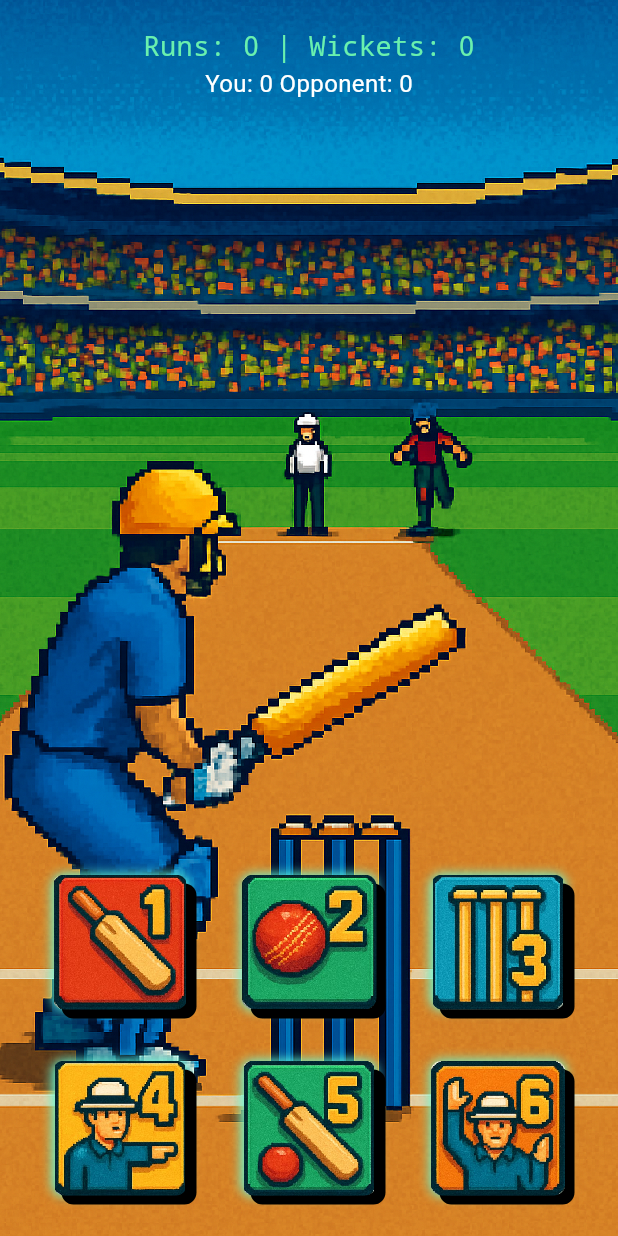
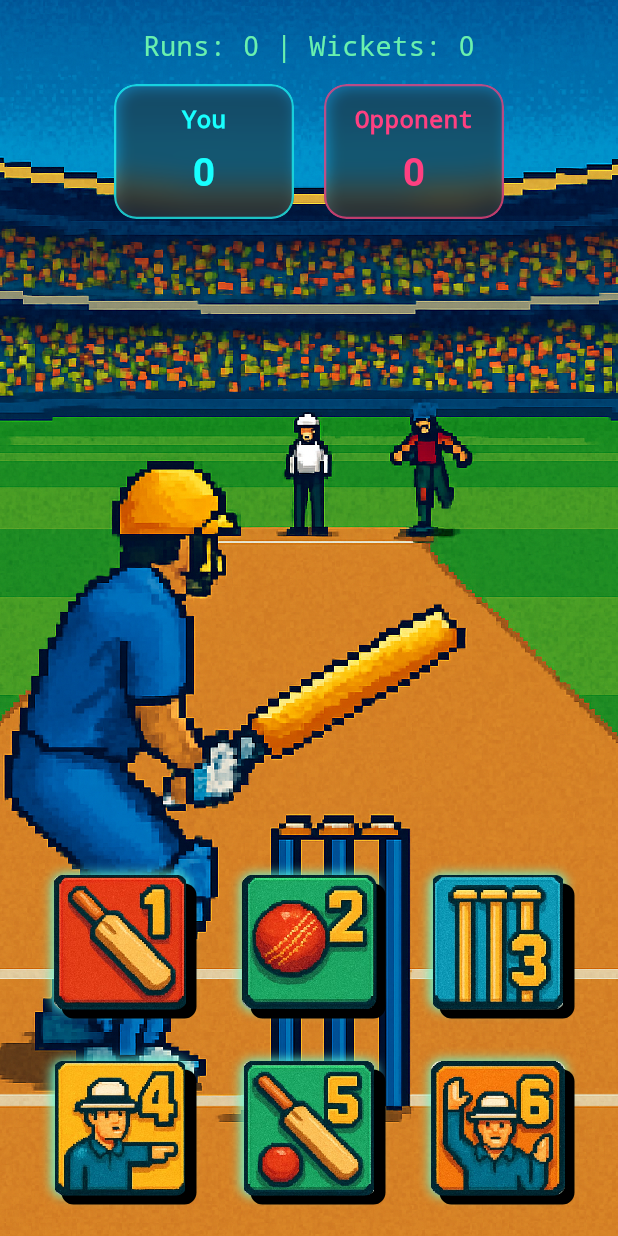
Before and after one commit to PR0D-G/Retro_Cricket, a Flutter app: the GameScreen screen opened directly, on a phone screen of 412 x 824 dp. Run offline on Flutter 3.47's test engine with Material 3 defaults, Android fonts, the light colour scheme and no system bars.

Commit message:
day_5 progress

```diff
--- a/lib/widget/align.dart
+++ b/lib/widget/align.dart
@@ -1,10 +1,9 @@
 import 'package:flutter/material.dart';
 import 'package:flutter/foundation.dart' show kIsWeb;
 import 'dart:io' show Platform;
-import 'dart:math' as math;
+import 'dart:ui';
 
 class GameAlignments {
-  // ✅ Check platform
   static bool get isDesktopOrWeb {
     if (kIsWeb) return true;
     try {
@@ -14,7 +13,6 @@ class GameAlignments {
     }
   }
 
-  // ✅ Background (with proper BoxFit logic)
   static Widget background(bool playerBatting) {
     return Image.asset(
       playerBatting ? "assets/batsman_end.png" : "assets/bowler_end.png",
@@ -25,9 +23,6 @@ class GameAlignments {
     );
   }
 
-  // ✅ Player sprite overlay
-
-  // ✅ Top status texts
   static Widget topTexts({
     required bool playerBatting,
     required int runs,
@@ -45,15 +40,72 @@ class GameAlignments {
             fontFamily: "monospace",
           ),
         ),
-        Text(
-          "You: $playerChoice Opponent: $opponentChoice",
-          style: const TextStyle(fontSize: 16, color: Colors.white),
+        const SizedBox(height: 12),
+
+        // 🔹 Glassmorphic squares
+        Row(
+          mainAxisAlignment: MainAxisAlignment.center,
+          children: [
+            _glassBox("You", playerChoice, Colors.cyanAccent),
+            const SizedBox(width: 20),
+            _glassBox("Opponent", opponentChoice, Colors.pinkAccent),
+          ],
         ),
       ],
     );
   }
 
-  // ✅ Action buttons (desktop vs mobile layout preserved)
+  static Widget _glassBox(String title, int choice, Color borderColor) {
+    return ClipRRect(
+      borderRadius: BorderRadius.circular(15),
+      child: BackdropFilter(
+        filter: ImageFilter.blur(sigmaX: 10, sigmaY: 10),
+        child: Container(
+          width: 120,
+          height: 90,
+          decoration: BoxDecoration(
+            color: Colors.white.withValues(alpha: 0.08),
+            borderRadius: BorderRadius.circular(15),
+            border: Border.all(
+              color: borderColor.withValues(alpha: 0.7),
+              width: 1.5,
+            ),
+            boxShadow: [
+              BoxShadow(
+                color: Colors.black.withValues(alpha: 0.5),
+                blurRadius: 8,
+                offset: const Offset(2, 2),
+              ),
+            ],
+          ),
+          child: Column(
+            mainAxisAlignment: MainAxisAlignment.center,
+            children: [
+              Text(
+                title,
+                style: TextStyle(
+                  fontSize: 16,
+                  color: borderColor, // ✅ same as box color
+                  fontWeight: FontWeight.bold, // ✅ bold text
+                  fontFamily: "monospace",
+                ),
+              ),
+              const SizedBox(height: 6),
+              Text(
+                "$choice",
+                style: TextStyle(
+                  fontSize: 26,
+                  color: borderColor,
+                  fontWeight: FontWeight.bold,
+                ),
+              ),
+            ],
+          ),
+        ),
+      ),
+    );
+  }
+
   static Widget actionButtons({
     required Function(int) playTurn,
   }) {
@@ -162,7 +214,6 @@ class GameAlignments {
   }
 }
 
-// ✅ SpriteButton moved here
 class SpriteButton extends StatefulWidget {
   final int index;
   final VoidCallback onTap;
@@ -179,24 +230,53 @@ class SpriteButton extends StatefulWidget {
   State<SpriteButton> createState() => _SpriteButtonState();
 }
 
-class _SpriteButtonState extends State<SpriteButton> {
-  bool _pressed = false;
+class _SpriteButtonState extends State<SpriteButton>
+    with SingleTickerProviderStateMixin {
+  late final AnimationController _controller;
+  late final Animation<double> _offsetAnimation;
+
+  @override
+  void initState() {
+    super.initState();
+    _controller = AnimationController(
+      vsync: this,
+      duration: const Duration(milliseconds: 80),
+      reverseDuration: const Duration(milliseconds: 120),
+    );
+
+    _offsetAnimation = Tween<double>(begin: 0, end: 4).animate(
+      CurvedAnimation(parent: _controller, curve: Curves.easeOut),
+    );
+  }
+
+  void _handleTap() {
+    if (mounted) {
+      _controller.forward(from: 0).then((_) {
+        if (mounted) _controller.reverse();
+      });
+    }
+    widget.onTap();
+  }
+
+  @override
+  void dispose() {
+    _controller.dispose();
+    super.dispose();
+  }
 
   @override
   Widget build(BuildContext context) {
     return GestureDetector(
-      onTapDown: (_) => setState(() => _pressed = true),
-      onTapUp: (_) {
-        setState(() => _pressed = false);
-        widget.onTap();
-      },
-      onTapCancel: () => setState(() => _pressed = false),
-      child: AnimatedContainer(
-        duration: const Duration(milliseconds: 100),
-        transform: Matrix4.translationValues(0, _pressed ? 4 : 0, 0),
+      onTap: _handleTap,
+      child: AnimatedBuilder(
+        animation: _controller,
+        builder: (context, child) {
+          return Transform.translate(
+            offset: Offset(0, _offsetAnimation.value),
+            child: Container(
               decoration: BoxDecoration(
                 borderRadius: BorderRadius.circular(8),
-          boxShadow: _pressed
+                boxShadow: _controller.isAnimating
                     ? [
                         const BoxShadow(
                           color: Colors.black87,
@@ -228,5 +308,8 @@ class _SpriteButtonState extends State<SpriteButton> {
               ),
             ),
           );
+        },
+      ),
+    );
   }
 }
```
Lines whose indentation alone changed are shown as unchanged.
